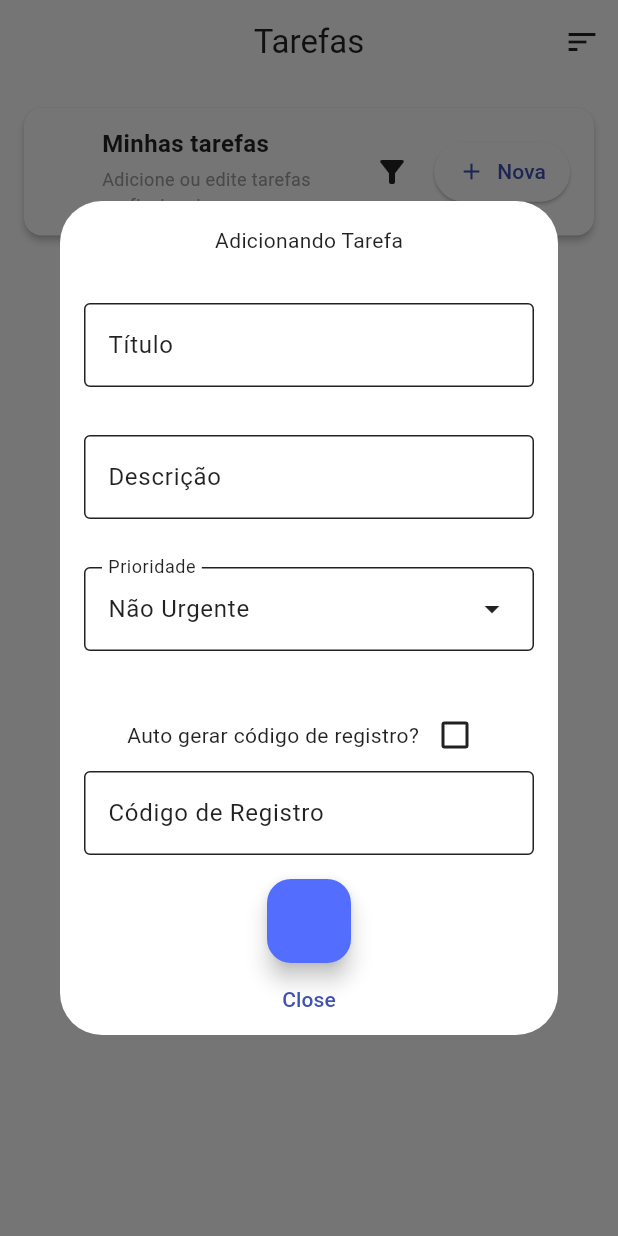
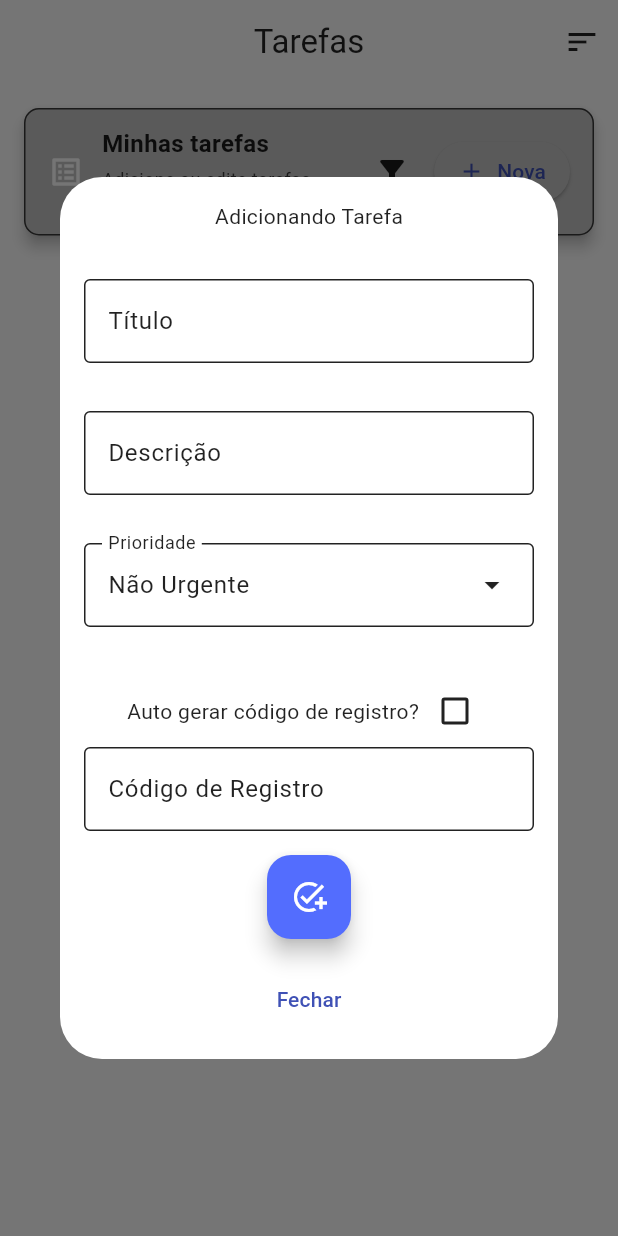
Before and after one commit to ThiagoGS4/cadastro_tarefas_profissionais, a Flutter app: the screen it shows after launch, after a tap on "Nova", on a phone screen of 412 x 824 dp. Run offline on Flutter 3.47's test engine with Material 3 defaults, Android fonts, the phone set to English and light mode, and no system bars; our stand-ins replace sqflite; accounts and stored records are empty.

Commit message:
final push

```diff
--- a/lib/main.dart
+++ b/lib/main.dart
@@ -25,12 +25,15 @@ class MyApp extends StatelessWidget {
           error: Colors.pink,
           onError: Colors.white,
           surface: Colors.white,
-          onSurface: Colors.black87
-        )
+          onSurface: Colors.black87,
+          surfaceContainer: const Color.fromARGB(255, 106, 117, 179),
+          surfaceContainerLow: const Color.fromARGB(255, 196, 196, 196),
+        ),
       ),
       home: const Home(),
-      );
+    );
   }
 }
+
 //Trocar pelo desejado
 //color: Theme.of(context).colorScheme.//Primary//,
--- a/lib/screens/home.dart
+++ b/lib/screens/home.dart
@@ -73,9 +73,13 @@ class HomeState extends State<Home> {
           Padding(
             padding: const EdgeInsets.all(12),
             child: Card(
-              elevation: 2,
+              elevation: 4.0,
               shape: RoundedRectangleBorder(
-                borderRadius: BorderRadius.circular(12),
+                borderRadius: BorderRadius.circular(10.0),
+                side: BorderSide(
+                  color: const Color.fromARGB(221, 34, 34, 34),
+                  width: 1.0,
+                ),
               ),
               child: Padding(
                 padding: const EdgeInsets.symmetric(
@@ -100,7 +104,10 @@ class HomeState extends State<Home> {
                           SizedBox(height: 4),
                           Text(
                             'Adicione ou edite tarefas profissionais',
-                            style: TextStyle(fontSize: 12, color: Colors.grey),
+                            style: TextStyle(
+                              fontSize: 12,
+                              color: Color.fromARGB(255, 58, 58, 58),
+                            ),
                           ),
                         ],
                       ),
@@ -154,6 +161,14 @@ class HomeState extends State<Home> {
                         tarefa.prioridade,
                       );
                       return Card(
+                        elevation: 4.0,
+                        shape: RoundedRectangleBorder(
+                          borderRadius: BorderRadius.circular(10.0),
+                          side: BorderSide(
+                            color: const Color.fromARGB(221, 34, 34, 34),
+                            width: 1.0,
+                          ),
+                        ),
                         margin: const EdgeInsets.symmetric(
                           horizontal: 12,
                           vertical: 6,
@@ -171,6 +186,7 @@ class HomeState extends State<Home> {
                           ),
                           title: Text(tarefa.titulo),
                           subtitle: Text(
+                            'Descrição: ${tarefa.descricao}\n'
                             '${PrioridadeLabel.fromPrio(tarefa.prioridade).text} • '
                             'Código: ${tarefa.codigoRegistro}\n'
                             'Criado em: ${formatarData(tarefa.criadoEm)}',
@@ -184,7 +200,7 @@ class HomeState extends State<Home> {
                                 style: ButtonStyle(
                                   backgroundColor:
                                       WidgetStateProperty.all<Color>(
-                                        Colors.blue,
+                                        Theme.of(context).colorScheme.primary,
                                       ),
                                 ),
                                 onPressed: () async {
--- a/lib/widgets/insertEditDialog.dart
+++ b/lib/widgets/insertEditDialog.dart
@@ -193,13 +193,18 @@ class _MyWidgetState extends State<InsertEditDialog> {
               widget.onFinish?.call();
               Navigator.pop(context);
             },
+            child: Icon(
+              widget.isEditing ? Icons.edit_document : Icons.add_task,
+            ),
           ),
-
-          TextButton(
-            onPressed: () {
-              Navigator.pop(context);
-            },
-            child: const Text('Close'),
+          Padding(
+            padding: EdgeInsets.symmetric(horizontal: 16, vertical: 16),
+            child: TextButton(
+              onPressed: () {
+                Navigator.pop(context);
+              },
+              child: const Text('Fechar'),
+            ),
           ),
         ],
       ),
```
Also changed, not shown: 1 other file.
